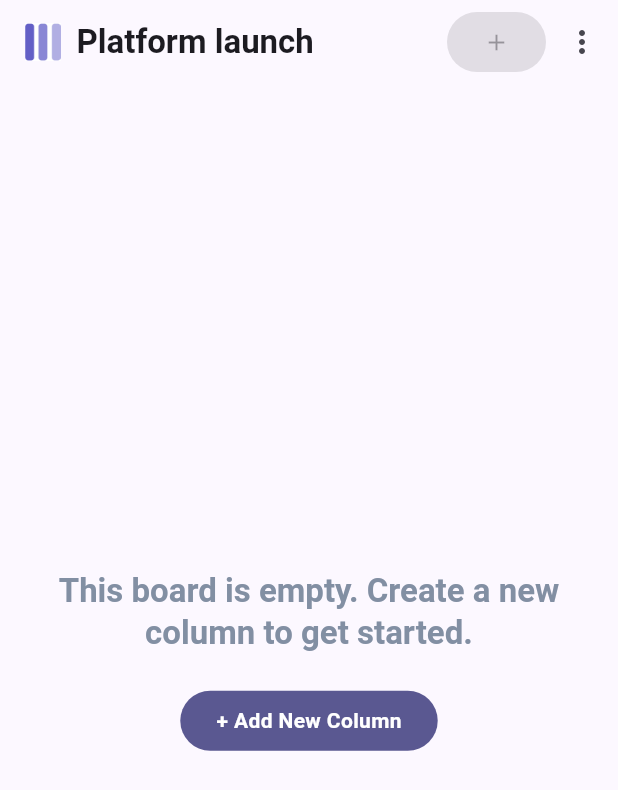
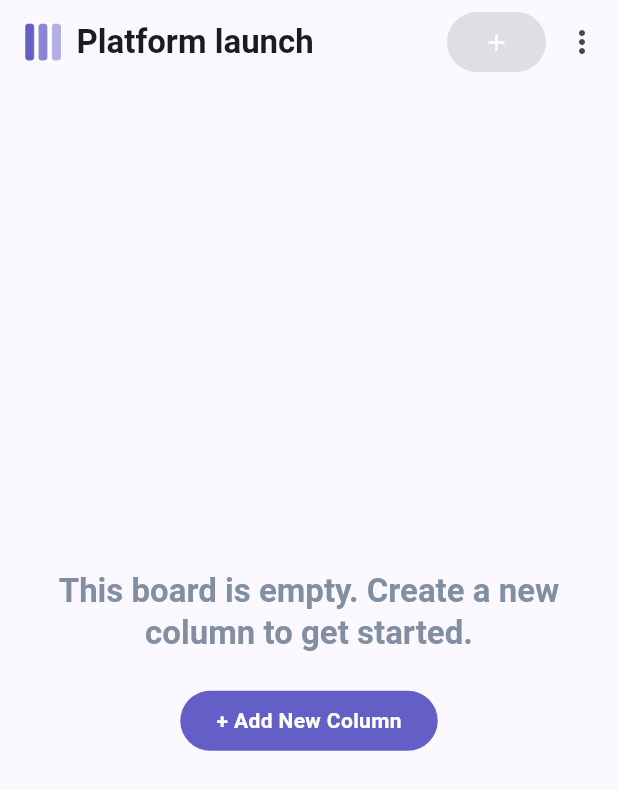
Before and after one commit to yatoenough/KanbanApp, a Flutter app: the screen it shows after launch, on a phone screen of 412 x 824 dp. Shown: the top 790 px of the screen. Run offline on Flutter 3.47's test engine with Material 3 defaults, Android fonts, the phone set to English and light mode, and no system bars; our stand-ins replace google_fonts.

Commit message:
Added primary button

```diff
--- a/lib/widgets/board_app_bar.dart
+++ b/lib/widgets/board_app_bar.dart
@@ -1,4 +1,5 @@
 import 'package:flutter/material.dart';
+import 'package:kanban/widgets/interactive/primary_button.dart';
 
 class BoardAppBar extends StatelessWidget implements PreferredSizeWidget {
   const BoardAppBar({
@@ -28,9 +29,12 @@ class BoardAppBar extends StatelessWidget implements PreferredSizeWidget {
         ],
       ),
       actions: [
-        const FilledButton(
+        const PrimaryButton(
           onPressed: null,
-          child: Icon(Icons.add),
+          child: Icon(
+            Icons.add,
+            color: Colors.white,
+          ),
         ),
         IconButton(
           onPressed: () {},
--- a/lib/widgets/empty_board.dart
+++ b/lib/widgets/empty_board.dart
@@ -1,4 +1,5 @@
 import 'package:flutter/material.dart';
+import 'package:kanban/widgets/interactive/primary_button.dart';
 
 class EmptyBoard extends StatelessWidget {
   const EmptyBoard({super.key});
@@ -19,7 +20,7 @@ class EmptyBoard extends StatelessWidget {
           const SizedBox(
             height: 20,
           ),
-          FilledButton(
+          PrimaryButton(
             onPressed: () {},
             child: Text(
               "+ Add New Column",
--- /dev/null
+++ b/lib/widgets/interactive/primary_button.dart
@@ -0,0 +1,23 @@
+import 'package:flutter/material.dart';
+
+class PrimaryButton extends StatelessWidget {
+  const PrimaryButton({
+    super.key,
+    required this.onPressed,
+    required this.child,
+  });
+
+  final void Function()? onPressed;
+  final Widget? child;
+
+  @override
+  Widget build(BuildContext context) {
+    return FilledButton(
+      onPressed: onPressed,
+      style: FilledButton.styleFrom(
+        backgroundColor: const Color(0xff635fc7),
+      ),
+      child: child,
+    );
+  }
+}
```
